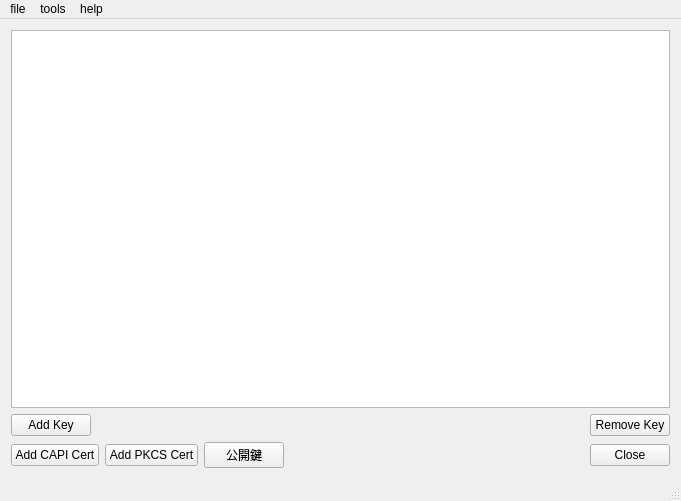
Qt form mainwindow.ui (zmatsuo/pageant-) before a commit.
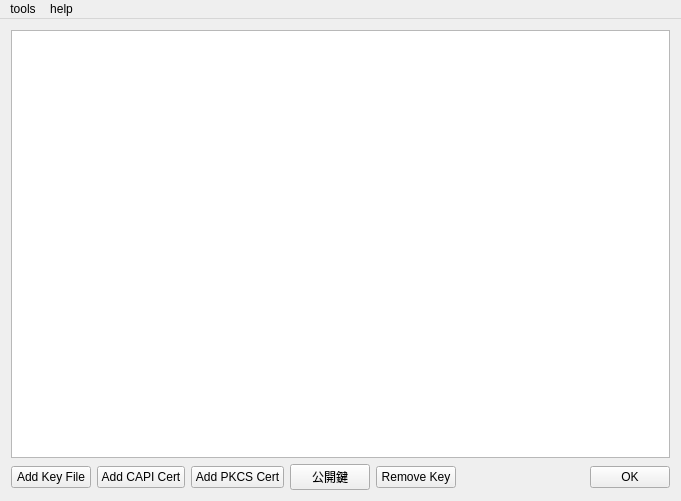
The same form after that commit.

Diff of the .ui file:
```diff
--- a/mainwindow.ui
+++ b/mainwindow.ui
@@ -20,6 +20,9 @@
       <property name="editTriggers">
        <set>QAbstractItemView::NoEditTriggers</set>
       </property>
+      <property name="alternatingRowColors">
+       <bool>true</bool>
+      </property>
       <property name="selectionMode">
        <enum>QAbstractItemView::ExtendedSelection</enum>
       </property>
@@ -27,42 +30,15 @@
     </item>
     <item>
      <layout class="QVBoxLayout" name="verticalLayout_2">
-      <item>
-       <layout class="QHBoxLayout" name="horizontalLayout">
-        <item>
-         <widget class="QPushButton" name="pushButtonAddKey">
-          <property name="text">
-           <string>Add Key</string>
-          </property>
-         </widget>
-        </item>
-        <item>
-         <spacer name="horizontalSpacer_2">
-          <property name="orientation">
-           <enum>Qt::Horizontal</enum>
-          </property>
-          <property name="sizeHint" stdset="0">
-           <size>
-            <width>40</width>
-            <height>20</height>
-           </size>
-          </property>
-         </spacer>
-        </item>
-        <item>
-         <widget class="QPushButton" name="pushButtonRemoveKey">
-          <property name="toolTip">
-           <string/>
-          </property>
-          <property name="text">
-           <string>Remove Key</string>
-          </property>
-         </widget>
-        </item>
-       </layout>
-      </item>
       <item>
        <layout class="QHBoxLayout" name="horizontalLayout_2">
+        <item>
+         <widget class="QPushButton" name="pushButtonAddKey">
+          <property name="text">
+           <string>Add Key File</string>
+          </property>
+         </widget>
+        </item>
         <item>
          <widget class="QPushButton" name="pushButton">
           <property name="text">
@@ -84,6 +60,16 @@
           </property>
          </widget>
         </item>
+        <item>
+         <widget class="QPushButton" name="pushButtonRemoveKey">
+          <property name="toolTip">
+           <string/>
+          </property>
+          <property name="text">
+           <string>Remove Key</string>
+          </property>
+         </widget>
+        </item>
         <item>
          <spacer name="horizontalSpacer">
           <property name="orientation">
@@ -112,7 +98,7 @@
            </size>
           </property>
           <property name="text">
-           <string>Close</string>
+           <string>OK</string>
           </property>
          </widget>
         </item>
@@ -139,12 +125,6 @@
     <addaction name="separator"/>
     <addaction name="actionabout"/>
    </widget>
-   <widget class="QMenu" name="menufile">
-    <property name="title">
-     <string>file</string>
-    </property>
-    <addaction name="actionquit"/>
-   </widget>
    <widget class="QMenu" name="menutool">
     <property name="title">
      <string>tools</string>
@@ -152,11 +132,9 @@
     <addaction name="actionsetting"/>
     <addaction name="actionregedit"/>
    </widget>
-   <addaction name="menufile"/>
    <addaction name="menutool"/>
    <addaction name="menuhelp"/>
   </widget>
-  <widget class="QStatusBar" name="statusBar"/>
   <action name="actionabout">
    <property name="text">
     <string>about</string>
```
Left out of the diff: 11 changed lines with no effect on the pictures.
